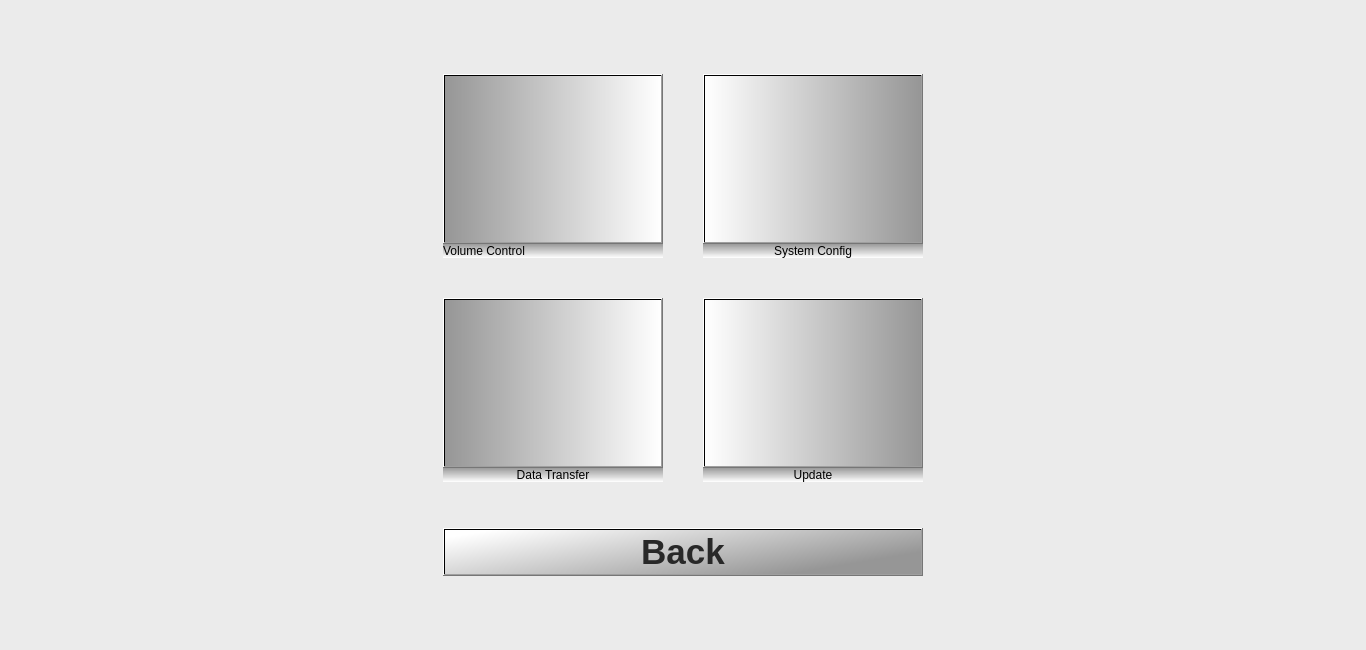
First picture: the form in settings.ui, repository gurpartap007/qtmop, before the edit.
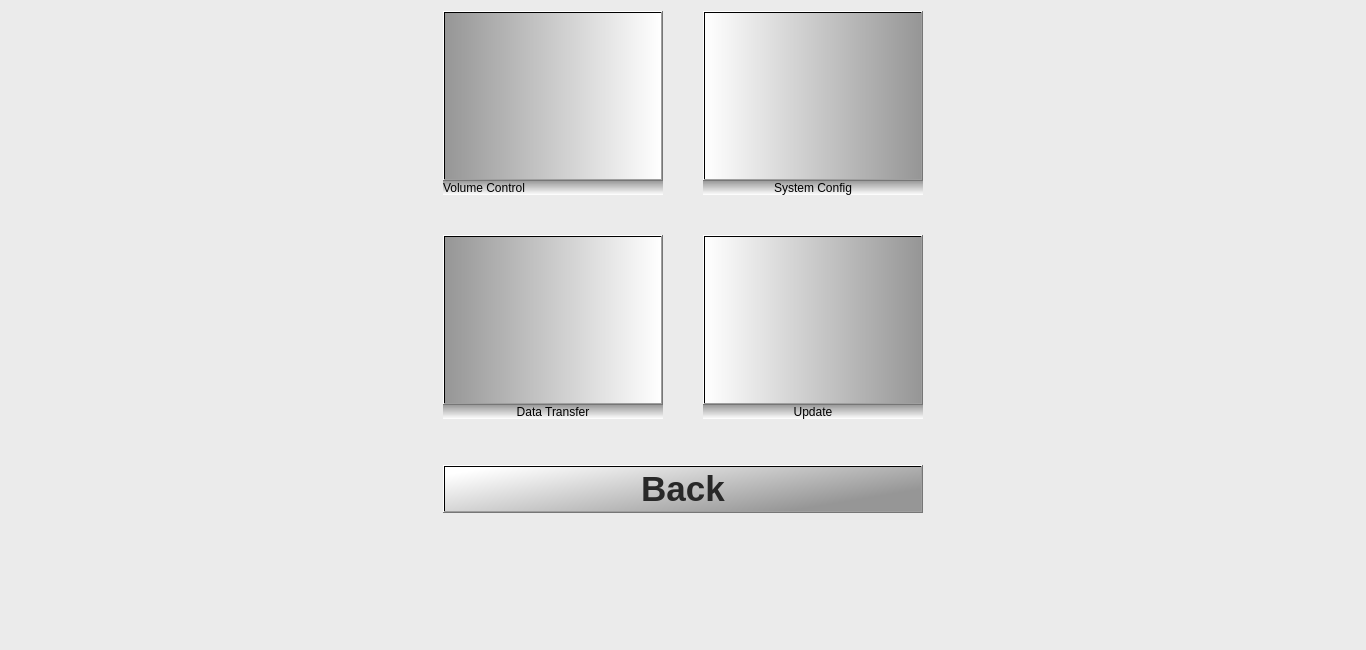
Second picture: the form after the edit. Icons and pictures are not drawn.

Patch:
```diff
--- a/settings.ui
+++ b/settings.ui
@@ -32,19 +32,6 @@
    </item>
    <item>
     <layout class="QVBoxLayout" name="verticalLayout_5">
-     <item>
-      <spacer name="verticalSpacer_6">
-       <property name="orientation">
-        <enum>Qt::Vertical</enum>
-       </property>
-       <property name="sizeHint" stdset="0">
-        <size>
-         <width>20</width>
-         <height>40</height>
-        </size>
-       </property>
-      </spacer>
-     </item>
      <item>
       <layout class="QGridLayout" name="gridLayout">
        <property name="spacing">
```
